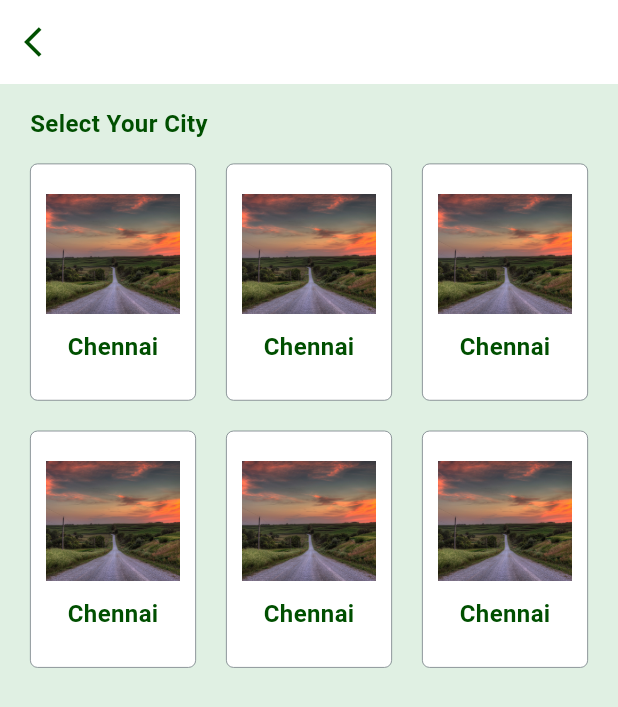
After one commit to NigilDharsan/VilFresh, a Flutter app: the Location_Screen screen opened directly, on a phone screen of 412 x 824 dp. The commit adds this screen. Shown: the top 707 px of the screen. Run offline on Flutter 3.47's test engine with Material 3 defaults, Android fonts, the phone set to English and light mode, and no system bars; our stand-ins replace calendar_date_picker2, carousel_slider, dio, flutter_dash, flutter_easyloading, flutter_riverpod and 12 more; accounts and stored records are empty; network calls fail; Roboto replaces fonts that are missing (Montserrat); project files that could hold a hidden picture were left out.

Commit message:
Committing Code for  Location Screen

```diff
--- /dev/null
+++ b/lib/Src/Location_Ui/Location_screen.dart
@@ -0,0 +1,73 @@
+import 'package:flutter/cupertino.dart';
+import 'package:flutter/material.dart';
+import 'package:vilfresh/Common_Widgets/Custom_App_Bar.dart';
+import 'package:vilfresh/utilits/Common_Colors.dart';
+import 'package:vilfresh/utilits/Text_Style.dart';
+class Location_Screen extends StatefulWidget {
+  const Location_Screen({super.key});
+
+  @override
+  State<Location_Screen> createState() => _Location_ScreenState();
+}
+
+class _Location_ScreenState extends State<Location_Screen> {
+  @override
+  Widget build(BuildContext context) {
+    return Scaffold(
+      backgroundColor: backGround1,
+      appBar: Custom_AppBar(title: '', actions: null, isNav: true, isGreen: false,),
+      body: Padding(
+        padding: const EdgeInsets.only(left: 20,right: 20),
+        child: Column(
+          crossAxisAlignment: CrossAxisAlignment.start,
+          mainAxisAlignment: MainAxisAlignment.start,
+          children: [
+            Padding(
+              padding: const EdgeInsets.symmetric(vertical: 15),
+              child: Text("Select Your City",style: viewAllT,),
+            ),
+            Expanded(
+              child: GridView.builder(
+                physics: const NeverScrollableScrollPhysics(),
+                gridDelegate: const SliverGridDelegateWithFixedCrossAxisCount(
+                  crossAxisCount: 3,
+                  crossAxisSpacing: 20,
+                  mainAxisSpacing: 20,
+                  childAspectRatio: 0.7,
+                ),
+                itemCount: 6,
+                itemBuilder: (context, index) {
+                  return Container(
+                    decoration: BoxDecoration(
+                        color: white1,
+                      borderRadius: BorderRadius.circular(5),
+                      border: Border.all(width: 0.5,color: grey2)
+                    ),
+                    child: Column(
+                      mainAxisAlignment: MainAxisAlignment.start,
+                      crossAxisAlignment: CrossAxisAlignment.center,
+                      children: [
+                        Padding(
+                          padding: const EdgeInsets.only(top: 20,bottom: 10,left: 10,right: 10),
+                          child: Container(
+                            height: 80,
+                            decoration: BoxDecoration(
+                              image: DecorationImage(
+                                fit: BoxFit.cover,
+                                  image: AssetImage("lib/assets/Sunset.jpeg"))
+                            ),
+                          ),
+                        ),
+                        Text("Chennai",style: viewAllT,)
+                      ],
+                    )
+                  );
+                },
+              ),
+            )
+          ],
+        ),
+      ),
+    );
+  }
+}
```
Also changed, not shown: lib/Src/Home_DashBoard_Ui/Home_DashBoard_Screen.dart (+11 -5 lines), lib/Src/Subscribed_Items_Ui/Subscribed_Item_Screen.dart (+36 -15 lines).
